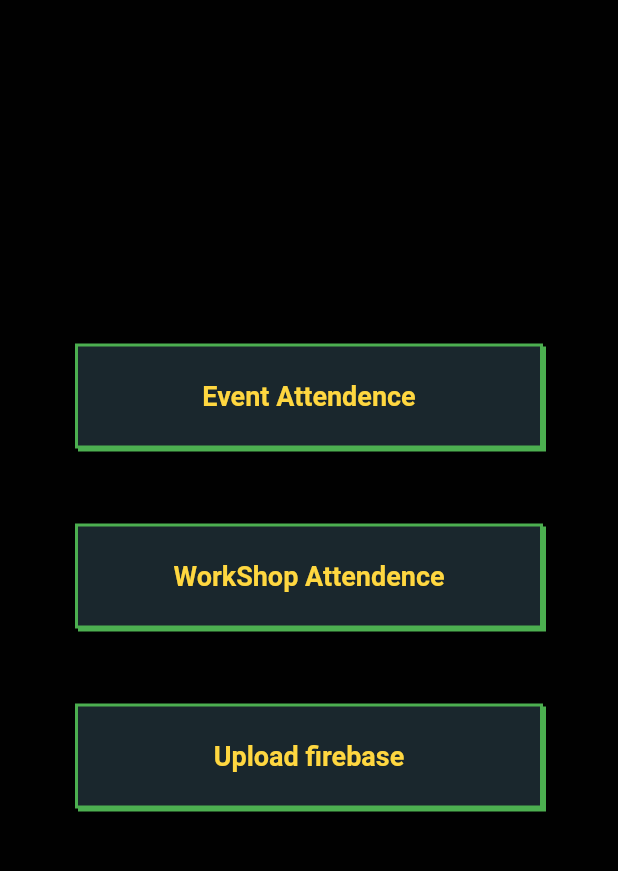
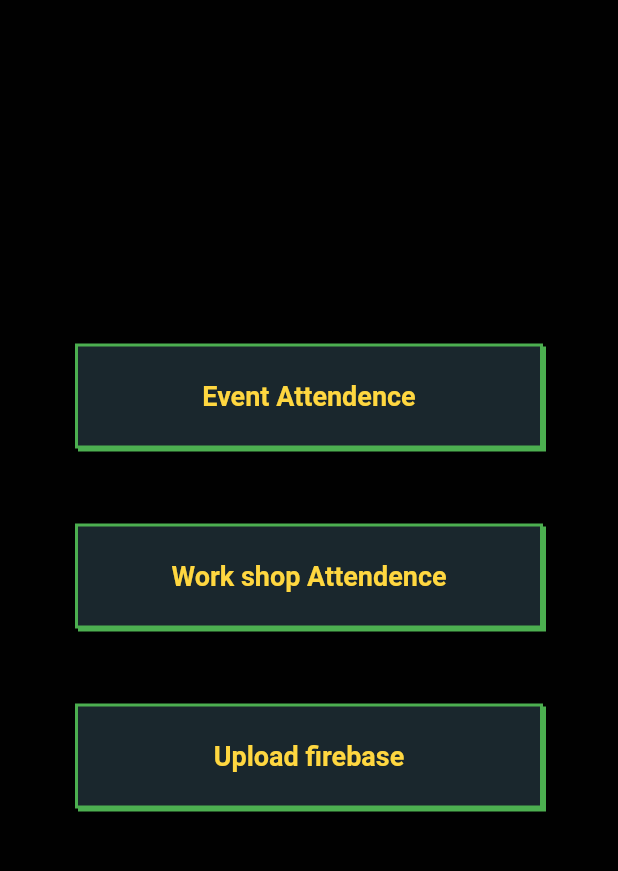
Before and after one commit to sreenath-kp/IEDC-Summit23-Admin, a Flutter app: the screen it shows after launch, on a phone screen of 412 x 824 dp, the part 84-955 px from its top. Run offline on Flutter 3.47's test engine with Material 2 defaults, Android fonts, the light colour scheme and no system bars; our stand-ins replace cloud_firestore, firebase_core, flutter_riverpod; missing offline and left inert: mobile_scanner; accounts and stored records are empty.

Commit message:
ui changes

```diff
--- a/lib/components/home_button.dart
+++ b/lib/components/home_button.dart
@@ -12,7 +12,7 @@ class HomeButton extends StatelessWidget {
       margin: const EdgeInsets.symmetric(horizontal: 30),
       width: double.infinity,
       height: 70,
-      padding: const EdgeInsets.symmetric(horizontal: 50, vertical: 10),
+      padding: const EdgeInsets.symmetric(horizontal: 10, vertical: 5),
       decoration: BoxDecoration(
         color: Pallete.greyColor,
         border: Border.all(
@@ -27,6 +27,7 @@ class HomeButton extends StatelessWidget {
         onPressed: func,
         child: Text(
           title,
+          textAlign: TextAlign.center,
           style: const TextStyle(
             color: Colors.amberAccent,
             fontWeight: FontWeight.bold,
--- a/lib/screens/home_screen.dart
+++ b/lib/screens/home_screen.dart
@@ -37,7 +37,7 @@ class _HomeScreenState extends ConsumerState<HomeScreen> {
               height: 50,
             ),
             HomeButton(
-              title: "WorkShop Attendence",
+              title: "Work shop Attendence",
               func: () {
                 null;
               },
```
Also changed, not shown: lib/components/admit_tile.dart (+5 -6 lines), lib/screens/event_registration_screen.dart (added, +18 -0 lines).
